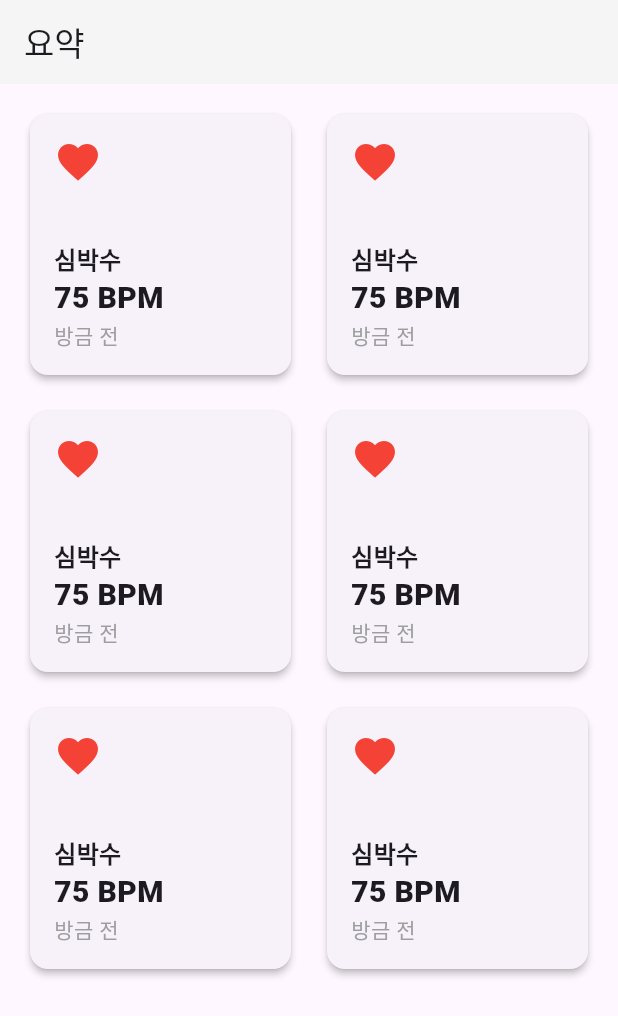
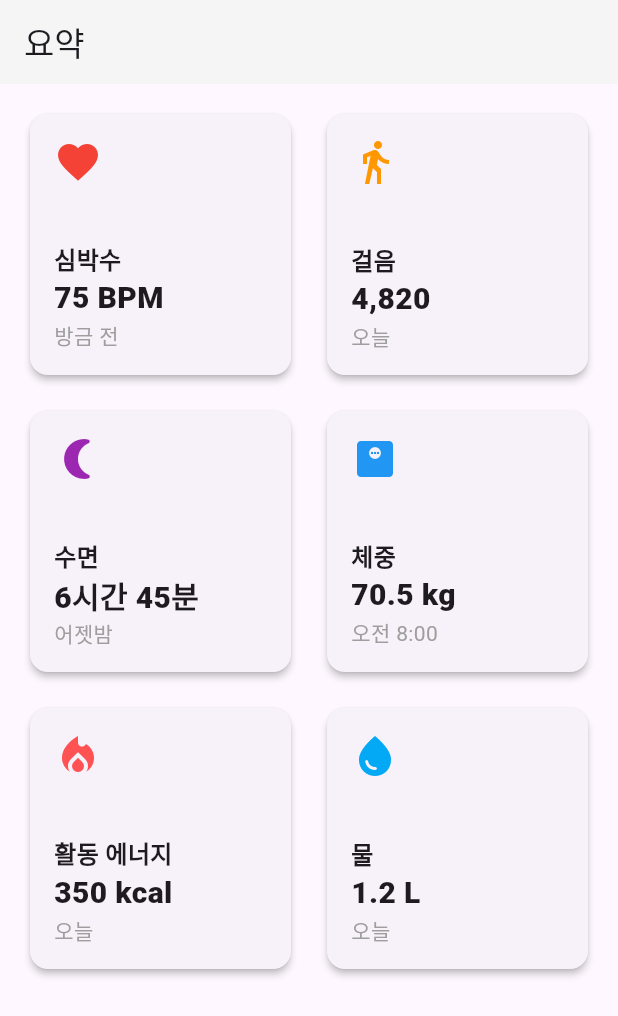
Before and after one commit to iiiiin/applehealthclone, a Flutter app: the screen it shows after launch, on a phone screen of 412 x 824 dp. Shown: the top 1016 px of the screen. Run offline on Flutter 3.47's test engine with Material 3 defaults, Android fonts, the phone set to English and light mode, and no system bars.

Commit message:
refactor: HealthCategoryCard를 props로 재사용 가능한 UI로 변경

```diff
--- a/lib/main.dart
+++ b/lib/main.dart
@@ -43,8 +43,52 @@ class SummaryScreen extends StatelessWidget {
 
   @override
   Widget build(BuildContext context) {
-    // 9. 'Scaffold'는 화면의 기본 구조(상단바, 본문 등)를 제공합니다.
-    //    RN의 <SafeAreaView> + 헤더 + 본문 구조와 비슷합니다.
+    // 1. 임시 데이터 목록을 만듭니다. (React의 state나 const 변수와 같음)
+    // Dart에서 리스트는 [], 맵(객체)은 {} 입니다.
+    final List<Map<String, dynamic>> healthData = [
+      {
+        'title': '심박수',
+        'value': '75 BPM',
+        'time': '방금 전',
+        'icon': Icons.favorite, // Icon 데이터
+        'color': Colors.red,
+      },
+      {
+        'title': '걸음',
+        'value': '4,820',
+        'time': '오늘',
+        'icon': Icons.directions_walk,
+        'color': Colors.orange,
+      },
+      {
+        'title': '수면',
+        'value': '6시간 45분',
+        'time': '어젯밤',
+        'icon': Icons.nightlight_round,
+        'color': Colors.purple,
+      },
+      {
+        'title': '체중',
+        'value': '70.5 kg',
+        'time': '오전 8:00',
+        'icon': Icons.monitor_weight,
+        'color': Colors.blue,
+      },
+      {
+        'title': '활동 에너지',
+        'value': '350 kcal',
+        'time': '오늘',
+        'icon': Icons.local_fire_department,
+        'color': Colors.redAccent,
+      },
+      {
+        'title': '물',
+        'value': '1.2 L',
+        'time': '오늘',
+        'icon': Icons.water_drop,
+        'color': Colors.lightBlue,
+      },
+    ];
     return Scaffold(
       // 10. 상단 앱 바 (헤더)
       appBar: AppBar(
@@ -67,15 +111,23 @@ class SummaryScreen extends StatelessWidget {
           childAspectRatio: 1.0,  // 아이템의 가로/세로 비율 (1.0 = 정사각형)
         ),
 
-        // 2. 총 몇 개의 아이템을 만들지? (우선 6개로 하드코딩)
-        itemCount: 6,
+        // 2. itemCount를 하드코딩된 6 대신 데이터 리스트의 길이로 변경
+        itemCount: healthData.length,
 
-        // 3. 각 아이템(셀)을 어떻게 그릴지?
+        // 3. itemBuilder를 수정합니다.
         itemBuilder: (BuildContext context, int index) {
-          // 'HealthCategoryCard'라는 위젯을 반환합니다.
-          // (아래 2단계에서 이 위젯을 만들 겁니다.)
-          // 지금은 임시로 Card를 넣습니다.
-          return const HealthCategoryCard();
+          // 4. 현재 index에 맞는 데이터를 가져옵니다.
+          final data = healthData[index];
+
+          // 5. 에러가 났던 HealthCategoryCard에 'props'를 전달합니다.
+          //    (const는 더 이상 붙일 수 없습니다. 데이터가 동적이기 때문)
+          return HealthCategoryCard(
+            title: data['title'],
+            value: data['value'],
+            time: data['time'],
+            icon: data['icon'],
+            iconColor: data['color'],
+          );
         },
       ),
     );
@@ -86,7 +138,25 @@ class SummaryScreen extends StatelessWidget {
 // React에서 <HealthCategoryCard /> 컴포넌트를 분리하는 것과 같습니다.
 // const 생성자를 사용해 리빌드를 방지합니다. (성능 최적화)
 class HealthCategoryCard extends StatelessWidget {
-  const HealthCategoryCard({super.key});
+  // 1. 'props'를 선언합니다.
+  // Dart에서는 'final' 키워드를 사용해 불변(immutable) props를 만듭니다.
+  final String title;
+  final String value;
+  final String time;
+  final IconData icon; // Icon 데이터를 직접 받습니다 (예: Icons.favorite)
+  final Color iconColor;
+
+  // 2. 생성자(constructor)를 수정합니다.
+  // this.title은 React의 props.title과 같습니다.
+  // {super.key} 뒤에 콤마(,)를 찍고 받아올 props를 정의합니다.
+  const HealthCategoryCard({
+    super.key,
+    required this.title, // required: 이 prop은 필수라는 의미
+    required this.value,
+    required this.time,
+    required this.icon,
+    required this.iconColor,
+  });
 
   @override
   Widget build(BuildContext context) {
@@ -105,35 +175,34 @@ class HealthCategoryCard extends StatelessWidget {
           crossAxisAlignment: CrossAxisAlignment.start, // 왼쪽 정렬
           mainAxisAlignment: MainAxisAlignment.spaceBetween, // 위아래로 공간 분배
           children: [
-            // 1. 아이콘 (지금은 임시 아이콘)
-            // const: 이 아이콘은 절대 변하지 않으므로!
-            const Icon(
-              Icons.favorite, // '심박수' 아이콘 (임시)
-              color: Colors.red,
+            // 3. 하드코딩된 Icon을 'props'로 교체합니다.
+            Icon(
+              icon, // Icons.favorite 대신 props로 받은 icon
+              color: iconColor, // Colors.red 대신 props로 받은 iconColor
               size: 32.0,
             ),
 
-            // 2. 데이터 (지금은 임시 텍스트)
+            // 4. 하드코딩된 Text들을 'props'로 교체합니다.
             Column(
               crossAxisAlignment: CrossAxisAlignment.start,
               children: [
-                const Text(
-                  '심박수',
-                  style: TextStyle(
+                Text(
+                  title, // '심박수' 대신 props.title
+                  style: const TextStyle( // Text도 const 가능
                     fontWeight: FontWeight.bold,
                     fontSize: 16.0,
                   ),
                 ),
-                const Text(
-                  '75 BPM',
-                  style: TextStyle(
+                Text(
+                  value, // '75 BPM' 대신 props.value
+                  style: const TextStyle( // Text도 const 가능
                     fontSize: 20.0,
-                    fontWeight: FontWeight.w900, // 가장 두껍게
+                    fontWeight: FontWeight.w900,
                   ),
                 ),
-                const Text(
-                  '방금 전',
-                  style: TextStyle(
+                Text(
+                  time, // '방금 전' 대신 props.time
+                  style: const TextStyle( // Text도 const 가능
                     color: Colors.grey,
                     fontSize: 14.0,
                   ),
```
